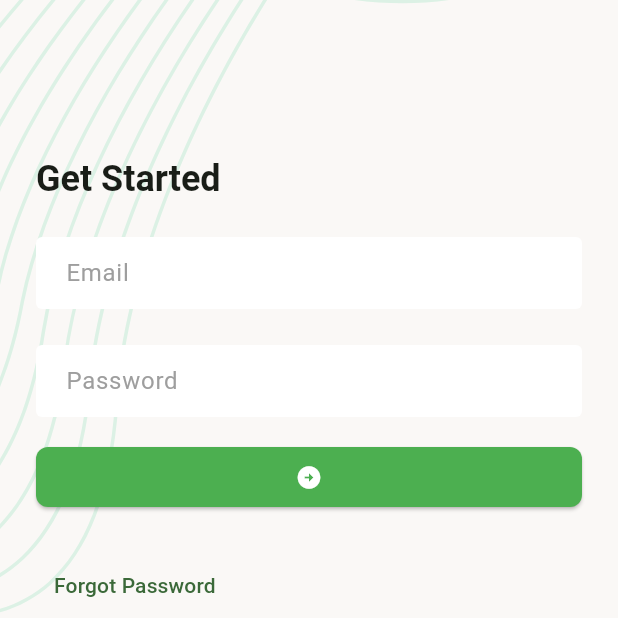
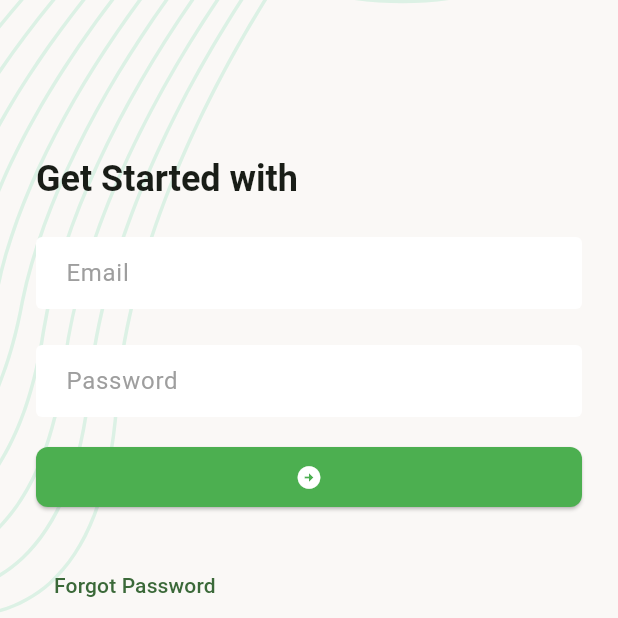
Before and after one commit to Arman8957/task-manger-api-live, a Flutter app: the screen it shows after launch, on a phone screen of 412 x 824 dp, the top half of it. Run offline on Flutter 3.47's test engine with Material 3 defaults, Android fonts, the phone set to English and light mode, and no system bars; our stand-ins replace flutter_svg.

```diff
--- a/lib/ui/screen/login_screen.dart
+++ b/lib/ui/screen/login_screen.dart
@@ -1,8 +1,6 @@
+import 'package:flutter/gestures.dart';
 import 'package:flutter/material.dart';
-import 'package:flutter_svg/flutter_svg.dart';
-import 'package:task_manager/ui/utils/assets_path.dart';
 import 'package:task_manager/ui/widgets/screen_background.dart';
-import '';
 
 class LoginScreen extends StatefulWidget {
   const LoginScreen({super.key});
@@ -25,7 +23,7 @@ class _LoginScreenState extends State<LoginScreen> {
               height: 80,
             ),
              Text(
-              'Get Started ',
+              'Get Started with',
               style: Theme.of(context).textTheme.titleLarge,
             ),
             const SizedBox(height: 24),
@@ -47,28 +45,33 @@ class _LoginScreenState extends State<LoginScreen> {
                 child: const Icon(Icons.arrow_circle_right)),
             const SizedBox(height: 24),
             TextButton(onPressed: () {}, child: Text("Forgot Password")),
-            RichText(text: const TextSpan(
-              style: TextStyle(
+            RichText(text: TextSpan(
+              style: const TextStyle(
                 color: Colors.black54,
                 fontWeight: FontWeight.w500,
                 fontSize: 14
               ),
               children: [
-                TextSpan(
+               const TextSpan(
                   text: "Dont Have account?"
                 ),
                 TextSpan(
-                  text: "Sign in ", style: TextStyle(
+                  text: "Sign in ", style: const TextStyle(
                   color: Colors.green,
                   fontWeight: FontWeight.bold
-                )
+                ),
+                  recognizer: TapGestureRecognizer()
+                    // ..onTap = ,
                 )
               ]
 
-            ))
+            ),
+            ),
           ],
                 ),
         )),
     );
   }
+  void _onTapForgotPasswordButton() {}
+  void _onTapSignInButton() {}
 }
```
Also changed, not shown: lib/ui/screen/register_screen.dart (added), 1 other file.
